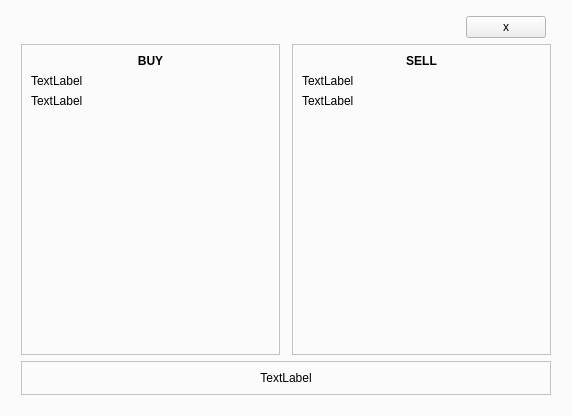
Before: the Qt Designer form client/chainmonitor.ui in ttema4/p2p-app, drawn with Qt 5.
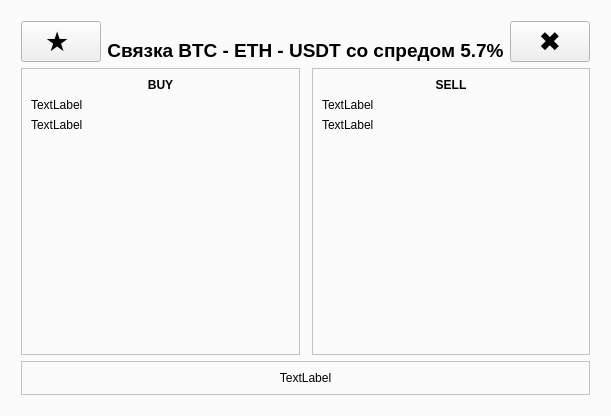
After: the same form once the commit is applied.

Diff of the .ui file:
```diff
--- a/client/chainmonitor.ui
+++ b/client/chainmonitor.ui
@@ -91,14 +91,55 @@
           <number>0</number>
          </property>
          <property name="topMargin">
-          <number>0</number>
-         </property>
-         <property name="rightMargin">
           <number>5</number>
          </property>
+         <property name="rightMargin">
+          <number>0</number>
+         </property>
          <property name="bottomMargin">
           <number>0</number>
          </property>
+         <item>
+          <widget class="QPushButton" name="pushButton_2">
+           <property name="font">
+            <font>
+             <pointsize>20</pointsize>
+            </font>
+           </property>
+           <property name="text">
+            <string>★ </string>
+           </property>
+          </widget>
+         </item>
+         <item>
+          <spacer name="horizontalSpacer_2">
+           <property name="orientation">
+            <enum>Qt::Horizontal</enum>
+           </property>
+           <property name="sizeHint" stdset="0">
+            <size>
+             <width>20</width>
+             <height>10</height>
+            </size>
+           </property>
+          </spacer>
+         </item>
+         <item>
+          <widget class="QLabel" name="label_8">
+           <property name="font">
+            <font>
+             <pointsize>14</pointsize>
+             <bold>true</bold>
+            </font>
+           </property>
+           <property name="text">
+            <string>Связка BTC - ETH - USDT со спредом 5.7%</string>
+           </property>
+           <property name="alignment">
+            <set>Qt::AlignBottom|Qt::AlignHCenter</set>
+           </property>
+          </widget>
+         </item>
          <item>
           <spacer name="horizontalSpacer">
            <property name="orientation">
@@ -106,7 +147,7 @@
            </property>
            <property name="sizeHint" stdset="0">
             <size>
-             <width>464</width>
+             <width>20</width>
              <height>10</height>
             </size>
            </property>
@@ -120,8 +161,13 @@
              <verstretch>0</verstretch>
             </sizepolicy>
            </property>
+           <property name="font">
+            <font>
+             <pointsize>20</pointsize>
+            </font>
+           </property>
            <property name="text">
-            <string>x</string>
+            <string>✖</string>
            </property>
           </widget>
          </item>
```
